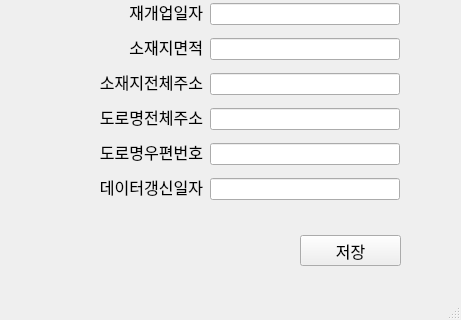
Meoung-eun/jejudo, file jejuForm.ui: the form before one commit; both pictures show x 0 to 461 and y 385 to 705 of the 461 by 705 pixel window.
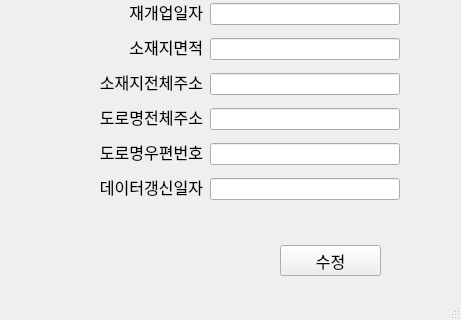
The form after the commit.

Commit message:
검색 디버깅 전!! 최종에 가까워요.
검색 디버깅만 남았다

The edit to the form file:
```diff
--- a/jejuForm.ui
+++ b/jejuForm.ui
@@ -14,26 +14,7 @@
    <string>MainWindow</string>
   </property>
   <widget class="QWidget" name="centralwidget">
-   <widget class="QPushButton" name="btn_save">
-    <property name="geometry">
-     <rect>
-      <x>300</x>
-      <y>620</y>
-      <width>101</width>
-      <height>31</height>
-     </rect>
-    </property>
-    <property name="font">
-     <font>
-      <family>맑은 고딕</family>
-      <pointsize>12</pointsize>
-     </font>
-    </property>
-    <property name="text">
-     <string>저장</string>
-    </property>
-   </widget>
-   <widget class="QWidget" name="">
+   <widget class="QWidget" name="layoutWidget">
     <property name="geometry">
      <rect>
       <x>61</x>
@@ -301,7 +282,7 @@
      </item>
     </layout>
    </widget>
-   <widget class="QWidget" name="">
+   <widget class="QWidget" name="layoutWidget">
     <property name="geometry">
      <rect>
       <x>210</x>
@@ -361,6 +342,70 @@
      </item>
     </layout>
    </widget>
+   <widget class="QStackedWidget" name="stackedWidget">
+    <property name="enabled">
+     <bool>true</bool>
+    </property>
+    <property name="geometry">
+     <rect>
+      <x>270</x>
+      <y>610</y>
+      <width>120</width>
+      <height>80</height>
+     </rect>
+    </property>
+    <property name="currentIndex">
+     <number>1</number>
+    </property>
+    <widget class="QWidget" name="page">
+     <widget class="QPushButton" name="btn_add">
+      <property name="enabled">
+       <bool>true</bool>
+      </property>
+      <property name="geometry">
+       <rect>
+        <x>10</x>
+        <y>20</y>
+        <width>101</width>
+        <height>31</height>
+       </rect>
+      </property>
+      <property name="font">
+       <font>
+        <family>맑은 고딕</family>
+        <pointsize>12</pointsize>
+       </font>
+      </property>
+      <property name="text">
+       <string>추가</string>
+      </property>
+     </widget>
+    </widget>
+    <widget class="QWidget" name="page_2">
+     <widget class="QPushButton" name="btn_edit">
+      <property name="enabled">
+       <bool>true</bool>
+      </property>
+      <property name="geometry">
+       <rect>
+        <x>10</x>
+        <y>20</y>
+        <width>101</width>
+        <height>31</height>
+       </rect>
+      </property>
+      <property name="font">
+       <font>
+        <family>맑은 고딕</family>
+        <pointsize>12</pointsize>
+       </font>
+      </property>
+      <property name="text">
+       <string>수정</string>
+      </property>
+     </widget>
+    </widget>
+   </widget>
   </widget>
   <widget class="QStatusBar" name="statusbar"/>
  </widget>
```
The commit also changes 1 other file.
